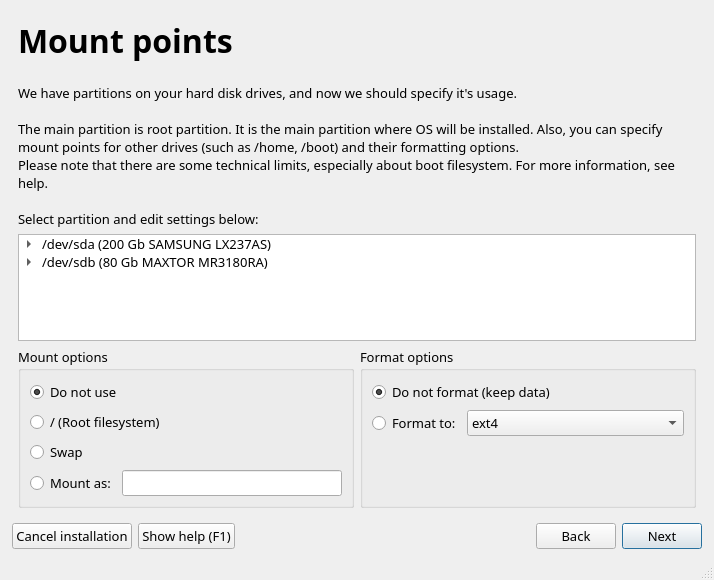
First picture: the form in guiinstaller/guisetup/mainwindow.ui, repository aix27249/mpkg, before the edit.
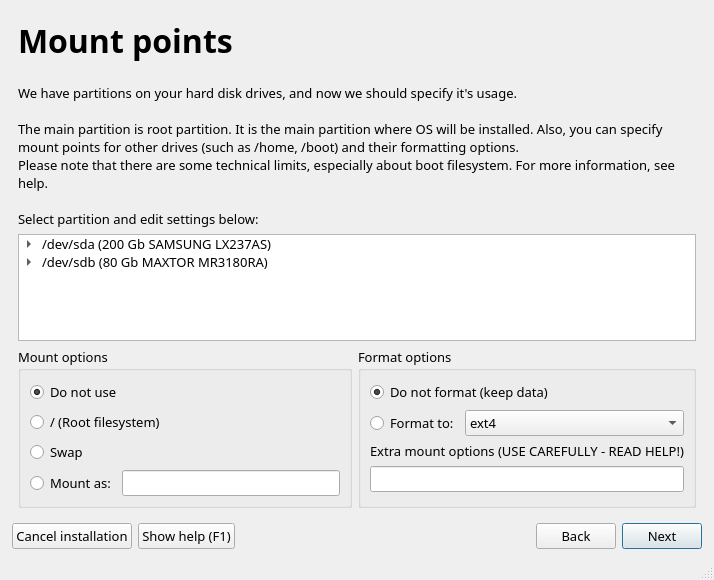
Second picture: the form after the edit. The open tabs and pages were chosen to show the change. Icons and pictures are not drawn.

Commit message: added custom mount options to gui setup, added ability to skip bootloader installation, and ability to use tmpfs as a /tmp filesystem

What changed in the file:
```diff
--- a/guiinstaller/guisetup/mainwindow.ui
+++ b/guiinstaller/guisetup/mainwindow.ui
@@ -1885,6 +1885,16 @@
                </item>
               </layout>
              </item>
+             <item>
+              <widget class="QLabel" name="label">
+               <property name="text">
+                <string>Extra mount options (USE CAREFULLY - READ HELP!)</string>
+               </property>
+              </widget>
+             </item>
+             <item>
+              <widget class="QLineEdit" name="mountOptionsLineEdit"/>
+             </item>
              <item>
               <spacer name="verticalSpacer_14">
                <property name="orientation">
```
Left out of the diff: 11 changed lines with no effect on the pictures. The commit also changes 5 other files.
